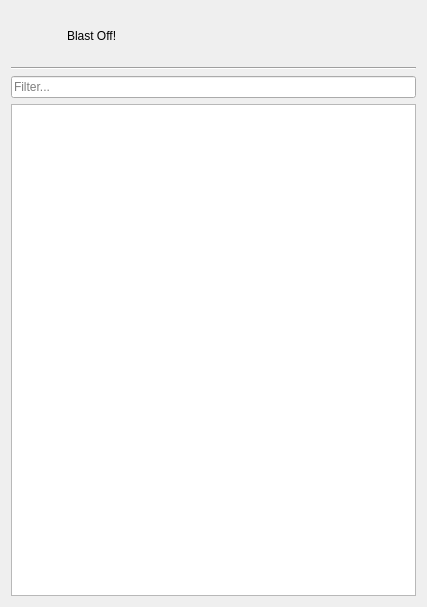
Above: mainwindow.ui from github11/BlastOff before the change. Below: the same form after it.
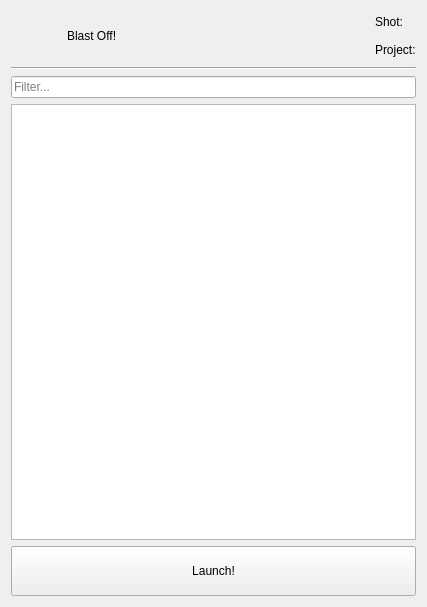
That is the form after the change. Icons and pictures are not drawn.

```diff
--- a/mainwindow.ui
+++ b/mainwindow.ui
@@ -45,6 +45,37 @@
         </property>
        </widget>
       </item>
+      <item>
+       <spacer name="horizontalSpacer">
+        <property name="orientation">
+         <enum>Qt::Horizontal</enum>
+        </property>
+        <property name="sizeHint" stdset="0">
+         <size>
+          <width>40</width>
+          <height>20</height>
+         </size>
+        </property>
+       </spacer>
+      </item>
+      <item>
+       <layout class="QVBoxLayout" name="verticalLayout_2">
+        <item>
+         <widget class="QLabel" name="label_2">
+          <property name="text">
+           <string>Shot:</string>
+          </property>
+         </widget>
+        </item>
+        <item>
+         <widget class="QLabel" name="label_3">
+          <property name="text">
+           <string>Project:</string>
+          </property>
+         </widget>
+        </item>
+       </layout>
+      </item>
      </layout>
     </item>
     <item>
@@ -64,6 +95,25 @@
     <item>
      <widget class="QListWidget" name="listWidget"/>
     </item>
+    <item>
+     <widget class="QPushButton" name="pushButton">
+      <property name="sizePolicy">
+       <sizepolicy hsizetype="Minimum" vsizetype="Minimum">
+        <horstretch>0</horstretch>
+        <verstretch>0</verstretch>
+       </sizepolicy>
+      </property>
+      <property name="minimumSize">
+       <size>
+        <width>0</width>
+        <height>50</height>
+       </size>
+      </property>
+      <property name="text">
+       <string>Launch!</string>
+      </property>
+     </widget>
+    </item>
    </layout>
   </widget>
  </widget>
```
Left out of the diff: 10 changed lines with no effect on the pictures.
